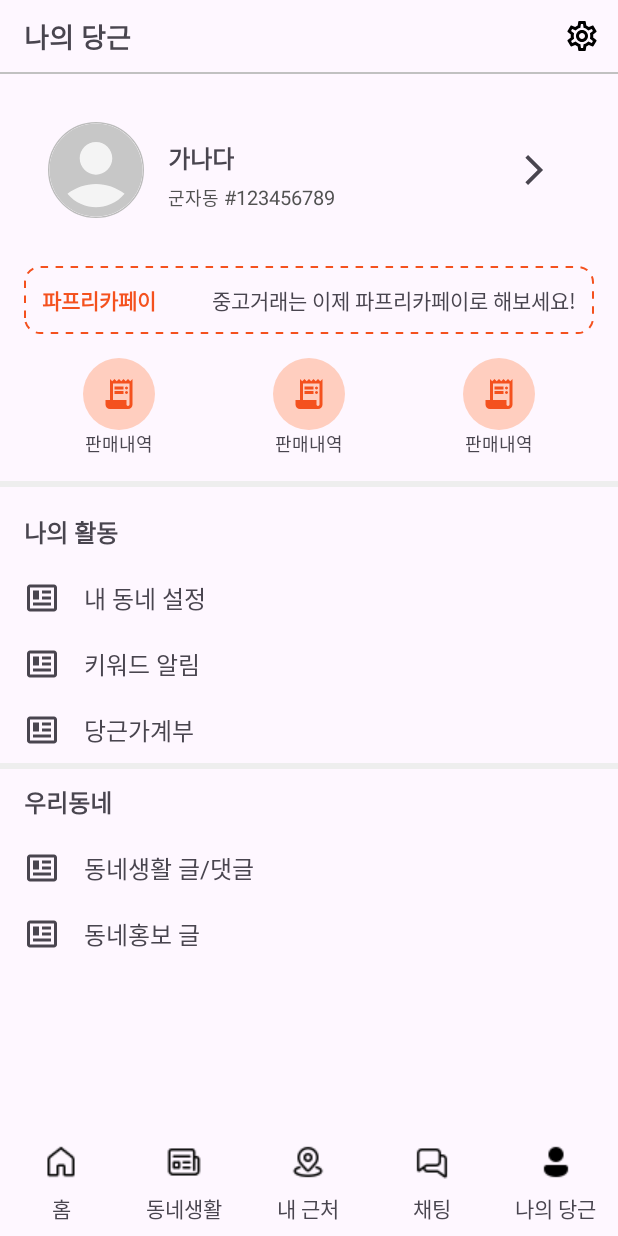
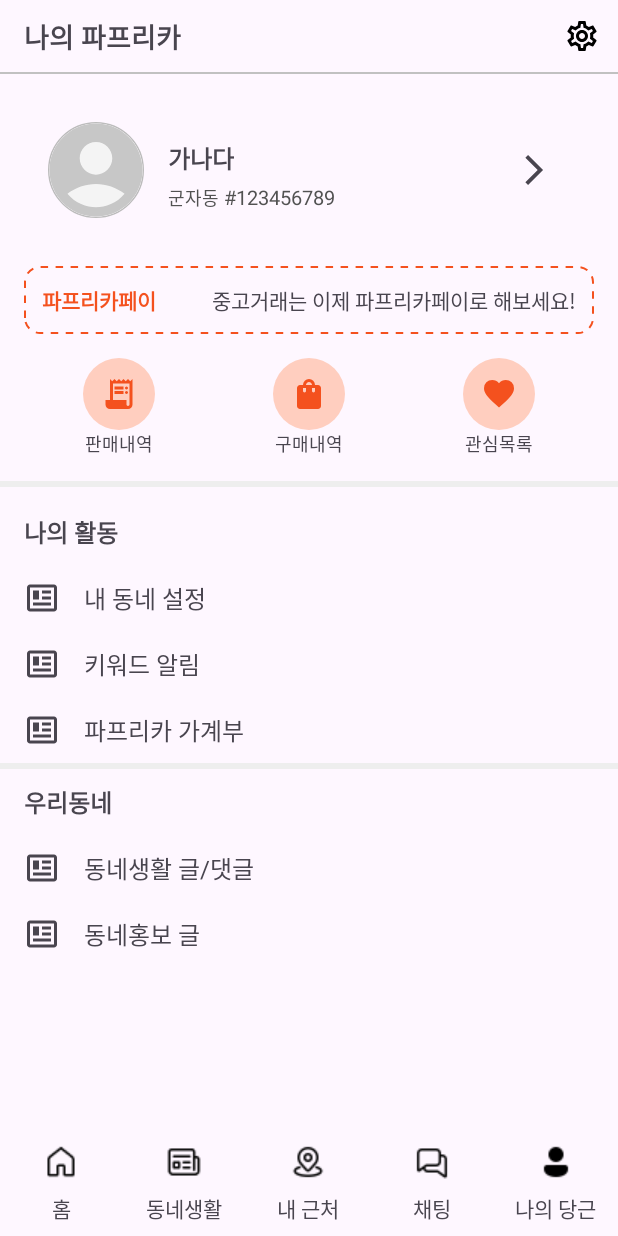
Before and after one commit to kkukileon305/paprika_market, an Android app: the ProfileActivity screen opened directly, with no data from a screen before it, on a phone screen of 412 x 824 dp. Run offline under Robolectric (Android 15) with nearby library versions, the phone set to English and light mode, and no system bars.

```diff
--- a/app/src/main/res/layout/activity_profile.xml
+++ b/app/src/main/res/layout/activity_profile.xml
@@ -21,7 +21,7 @@
         <TextView
             android:layout_width="wrap_content"
             android:layout_height="wrap_content"
-            android:text="나의 당근"
+            android:text="@string/profile_title"
             android:textSize="18sp"
             android:textStyle="bold"
             app:layout_constraintBottom_toBottomOf="parent"
@@ -89,7 +89,7 @@
                     android:layout_height="wrap_content"
                     android:layout_marginStart="16dp"
                     android:layout_marginTop="12dp"
-                    android:text="가나다"
+                    android:text="@string/profile_username"
                     android:textSize="16dp"
                     android:textStyle="bold"
                     app:layout_constraintStart_toEndOf="@id/iv_user_img"
@@ -99,7 +99,7 @@
                     android:id="@+id/tv_user_location"
                     android:layout_width="wrap_content"
                     android:layout_height="wrap_content"
-                    android:text="군자동"
+                    android:text="@string/profile_user_location"
                     android:textColor="@color/text_gray"
                     android:textSize="12dp"
                     app:layout_constraintBottom_toBottomOf="@+id/iv_user_img"
@@ -141,7 +141,7 @@
                 <TextView
                     android:layout_width="wrap_content"
                     android:layout_height="wrap_content"
-                    android:text="파프리카페이"
+                    android:text="@string/profile_paprika_pay"
                     android:textColor="@color/brand_paprika"
                     android:textSize="14dp"
                     android:textStyle="bold"
@@ -152,7 +152,7 @@
                 <TextView
                     android:layout_width="wrap_content"
                     android:layout_height="wrap_content"
-                    android:text="중고거래는 이제 파프리카페이로 해보세요!"
+                    android:text="@string/profile_paprika_pay_info"
                     app:layout_constraintBottom_toBottomOf="parent"
                     app:layout_constraintEnd_toEndOf="parent"
                     app:layout_constraintTop_toTopOf="parent" />
@@ -186,7 +186,7 @@
                     <TextView
                         android:layout_width="wrap_content"
                         android:layout_height="wrap_content"
-                        android:text="판매내역"
+                        android:text="@string/profile_sales_history"
                         android:textSize="12dp" />
                 </LinearLayout>
 
@@ -205,13 +205,13 @@
                         android:layout_height="wrap_content"
                         android:background="@drawable/profile_circle_background"
                         android:scaleType="center"
-                        android:src="@drawable/profile_receipt_24"
+                        android:src="@drawable/profile_shopping_bag_24"
                         app:tint="@color/brand_paprika" />
 
                     <TextView
                         android:layout_width="wrap_content"
                         android:layout_height="wrap_content"
-                        android:text="판매내역"
+                        android:text="@string/profile_purchase_history"
                         android:textSize="12dp" />
                 </LinearLayout>
 
@@ -230,13 +230,13 @@
                         android:layout_height="wrap_content"
                         android:background="@drawable/profile_circle_background"
                         android:scaleType="center"
-                        android:src="@drawable/profile_receipt_24"
+                        android:src="@drawable/profile_heart_24"
                         app:tint="@color/brand_paprika" />
 
                     <TextView
                         android:layout_width="wrap_content"
                         android:layout_height="wrap_content"
-                        android:text="판매내역"
+                        android:text="@string/profile_watchlist"
                         android:textSize="12dp" />
                 </LinearLayout>
             </LinearLayout>
@@ -279,7 +279,7 @@
                     android:layout_width="wrap_content"
                     android:layout_height="wrap_content"
                     android:layout_marginStart="16dp"
-                    android:text="내 동네 설정"
+                    android:text="@string/profile_location_setting"
                     android:textSize="16sp" />
             </LinearLayout>
 
@@ -299,7 +299,7 @@
                     android:layout_width="wrap_content"
                     android:layout_height="wrap_content"
                     android:layout_marginStart="16dp"
-                    android:text="키워드 알림"
+                    android:text="@string/profile_keyword_notification"
                     android:textSize="16sp" />
             </LinearLayout>
 
@@ -319,7 +319,7 @@
                     android:layout_width="wrap_content"
                     android:layout_height="wrap_content"
                     android:layout_marginStart="16dp"
-                    android:text="당근가계부"
+                    android:text="@string/profile_cashbook"
                     android:textSize="16sp" />
             </LinearLayout>
 
@@ -353,7 +353,7 @@
                     android:layout_width="wrap_content"
                     android:layout_height="wrap_content"
                     android:layout_marginStart="16dp"
-                    android:text="동네생활 글/댓글"
+                    android:text="@string/profile_news_post_comment"
                     android:textSize="16sp" />
             </LinearLayout>
 
@@ -373,7 +373,7 @@
                     android:layout_width="wrap_content"
                     android:layout_height="wrap_content"
                     android:layout_marginStart="16dp"
-                    android:text="동네홍보 글"
+                    android:text="@string/profile_news_ad"
                     android:textSize="16sp" />
             </LinearLayout>
 
--- a/app/src/main/res/values/strings.xml
+++ b/app/src/main/res/values/strings.xml
@@ -7,4 +7,17 @@
     <string name="chat_location2">XX동</string>
     <string name="chat_message2">좋은 거래 했습니다!</string>
     <string name="chat_time2">2주 전</string>
+    <string name="profile_title">나의 파프리카</string>
+    <string name="profile_username">가나다</string>
+    <string name="profile_user_location">군자동</string>
+    <string name="profile_paprika_pay">파프리카페이</string>
+    <string name="profile_paprika_pay_info">중고거래는 이제 파프리카페이로 해보세요!</string>
+    <string name="profile_sales_history">판매내역</string>
+    <string name="profile_purchase_history">구매내역</string>
+    <string name="profile_watchlist">관심목록</string>
+    <string name="profile_location_setting">내 동네 설정</string>
+    <string name="profile_keyword_notification">키워드 알림</string>
+    <string name="profile_cashbook">파프리카 가계부</string>
+    <string name="profile_news_post_comment">동네생활 글/댓글</string>
+    <string name="profile_news_ad">동네홍보 글</string>
 </resources>
```
Also changed, not shown: 1 other file.
